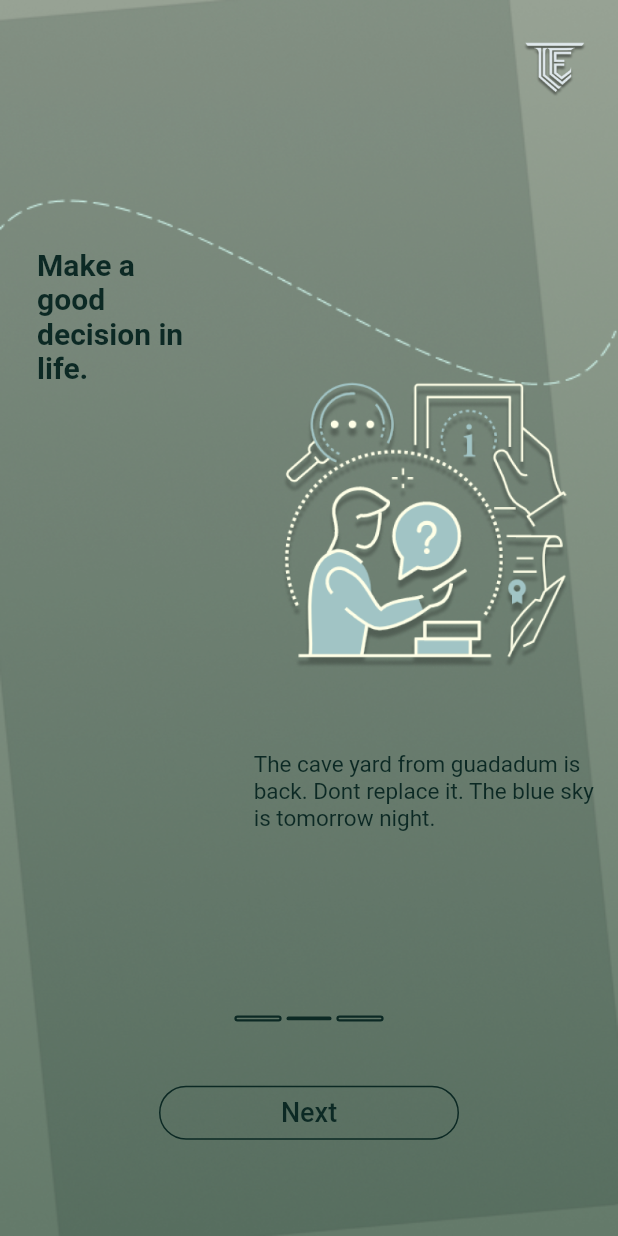
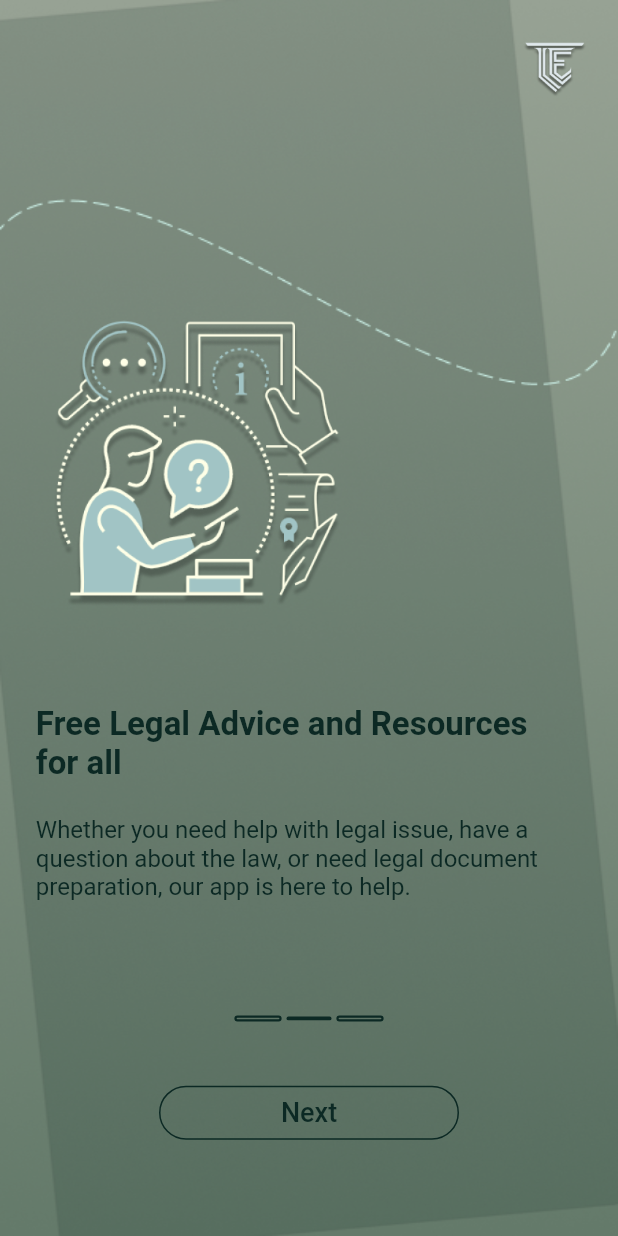
Before and after one commit to sev-n/Legal-Ease-Ius-Criminale, a Flutter app: the screen it shows after launch, after a tap on "Next", on a phone screen of 412 x 824 dp. Run offline on Flutter 3.47's test engine with Material 2 defaults, Android fonts, the phone set to English and light mode, and no system bars; drawn by our look-alikes of smooth_page_indicator; our stand-ins replace get; Roboto replaces fonts that are missing (Habibi, RobotoFlex).

Commit message:
welcome page updated

```diff
--- a/lib/src/home/welcome_screen.dart
+++ b/lib/src/home/welcome_screen.dart
@@ -78,7 +78,7 @@ class NextBtn extends StatelessWidget {
 
     return Align(
       alignment: const Alignment(0, 0.85),
-      child: Container(
+      child: SizedBox(
         width: 200,
         child: OutlinedButton(
           onPressed: () {
@@ -118,7 +118,7 @@ class GetStartedBtn extends StatelessWidget {
   Widget build(BuildContext context) {
     return Align(
       alignment: const Alignment(0, 0.85),
-      child: Container(
+      child: SizedBox(
         width: 200,
         child: ElevatedButton(
           onPressed: () {
--- a/lib/src/pages/welcome_pages/welcome_page_1.dart
+++ b/lib/src/pages/welcome_pages/welcome_page_1.dart
@@ -1,6 +1,5 @@
 import 'package:flutter/material.dart';
 
-// TODO: need to sort the text, its ugly.
 
 class WelcomePageOne extends StatelessWidget {
   const WelcomePageOne({super.key});
@@ -41,8 +40,8 @@ class WelcomePageOne extends StatelessWidget {
             child: Transform.rotate(
               angle: 0.066 * (3.14 / 180), // convert degrees to radians
               child: Container(
-                width: 200,
-                height: 210,
+                width: 180,
+                height: 190,
                 decoration: const BoxDecoration(
                   image: DecorationImage(
                       image: AssetImage('assets/welcomeScreen/image_1.png'),
@@ -53,25 +52,26 @@ class WelcomePageOne extends StatelessWidget {
           ),
           Positioned(
             top: screenHeight * 0.57,
-            left: screenWidth * 0.27,
+            left: screenWidth * 0.064,
             child: const Text(
-              "Great ideas come \n\t\t\t\t frome coffee.",
+              "Legal Ease Ius Criminale as your \ntrusted legal partner",
               style: TextStyle(
                 fontSize: 22,
                 fontFamily: "RobotoFlex",
-                fontWeight: FontWeight.bold,
+                fontWeight: FontWeight.w700,
                 color: Color(0xff0C2924),
               ),
             ),
           ),
           Positioned(
             top: screenHeight * 0.66,
-            left: screenWidth * 0.10,
+            left: screenWidth * 0.064,
             child: const Text(
-              "\t\tThe cave yard from guadadum is back. \nDont replace it. The blue sky is tomorrow \n\t\t\t\t\t\t\t\t\tnight. Make some refreshment.",
+              "Offers you a law consultation whom you may \ncontact privately for your legal matter.",
               style: TextStyle(
+                fontWeight: FontWeight.w400,
                 fontSize: 16,
-                fontFamily: "RobotoFlex",
+                fontFamily: "Habibi",
                 color: Color(0xff0C2924),
               ),
             ),
--- a/lib/src/pages/welcome_pages/welcome_page_2.dart
+++ b/lib/src/pages/welcome_pages/welcome_page_2.dart
@@ -1,6 +1,5 @@
 import 'package:flutter/material.dart';
 
-// TODO: need to sort the text, its ugly.
 
 class WelcomePageTwo extends StatelessWidget {
   const WelcomePageTwo({super.key});
@@ -37,8 +36,8 @@ class WelcomePageTwo extends StatelessWidget {
               ),
             ),
             Positioned(
-              top: screenHeight * 0.30,
-              right: screenWidth * 0.06,
+              top: screenHeight * 0.25,
+              left: screenWidth * 0.061,
               child: Container(
                 width: 210,
                 height: 210,
@@ -50,26 +49,27 @@ class WelcomePageTwo extends StatelessWidget {
               ),
             ),
             Positioned(
-              top: screenHeight * 0.20,
-              left: screenWidth * 0.06,
+            top: screenHeight * 0.57,
+            left: screenWidth *0.058,
             child: const Text(
-                "Make a \ngood \ndecision in \nlife.",
+              "Free Legal Advice and Resources \nfor all",
               style: TextStyle(
-                  fontWeight: FontWeight.bold,
-                  fontSize: 20,
+                fontSize: 22,
                 fontFamily: "RobotoFlex",
+                fontWeight: FontWeight.w700,
                 color: Color(0xff0C2924),
               ),
             ),
           ),
           Positioned(
-              top: screenHeight * 0.608,
-              right: screenWidth * 0.03,
+            top: screenHeight * 0.66,
+            left: screenWidth * 0.058,
             child: const Text(
-                "The cave yard from guadadum is \nback. Dont replace it. The blue sky \nis tomorrow night. ",
+              "Whether you need help with legal issue, have a \nquestion about the law, or need legal document \npreparation, our app is here to help.",
               style: TextStyle(
-                  fontSize: 15,
-                  fontFamily: "RobotoFlex",
+                fontWeight: FontWeight.w400,
+                fontSize: 16,
+                fontFamily: "Habibi",
                 color: Color(0xff0C2924),
               ),
             ),
--- a/lib/src/pages/welcome_pages/welcome_page_3.dart
+++ b/lib/src/pages/welcome_pages/welcome_page_3.dart
@@ -1,6 +1,5 @@
 import 'package:flutter/material.dart';
 
-// TODO: need to sort the text, its ugly.
 
 class WelcomePageThree extends StatelessWidget {
   const WelcomePageThree({super.key});
@@ -36,16 +35,13 @@ class WelcomePageThree extends StatelessWidget {
                 ),
               ),
             ),
-
-            // top: 170,
-            // left: 55,
             Positioned(
-              top: screenHeight * 0.23,
-              left: screenWidth * 0.15,
-              child: Transform.rotate(
-                angle: -0.120 * (3.14 / 180), // convert degrees to radians
+              //width 240 -> export 265
+              //height 205 -> export 300
+              top: screenHeight * 0.26,
+              left: screenWidth * 0.16,
               child: Container(
-                  width: 210,
+                width: 220,
                 height: 210,
                 decoration: const BoxDecoration(
                   image: DecorationImage(
@@ -55,36 +51,37 @@ class WelcomePageThree extends StatelessWidget {
                 ),
               ),
             ),
-            ),
-            // top: 375,
-            // right: 22,
             Positioned(
-              top: screenHeight * 0.49,
-              right: screenWidth * 0.06,
+            top: screenHeight * 0.57,
+            left: screenWidth * 0.097,
             child: const Text(
-                "\tGreat ideas \ncome frome \n\t\t\t\t\t\t\t\t\tcoffee.",
+              "A one tap app and pocketable \nlegal service for you",
+              textAlign: TextAlign.center,
               style: TextStyle(
-                  fontWeight: FontWeight.bold,
                 fontSize: 22,
                 fontFamily: "RobotoFlex",
-                  color:  Color(0xff0C2924),
+                fontWeight: FontWeight.bold,
+                color: Color(0xff0C2924),
               ),
             ),
           ),
-            // top: 485,
-            // right: 22,
-            Positioned(
-              top: screenHeight * 0.64,
-              right: screenWidth * 0.06,
-              child: const Text(
-                "The cave yard from guadadum is back. Dont \n\t\t\t\t\treplace it. The blue sky is tomorrow night. \n\t\t\t\t\t\t\t\t\t\t\t\t\t\t\t\t\t\t\t\t\t\t\t\t\t\t\t\t\t\t\t\t\t\t\tMake some refreshment.",
+          // top: screenHeight * 0.66,
+          // left: screenWidth * 0.097,
+          // TODO: need to fix alignment
+          const Align(
+            alignment: Alignment(0, 0.50),
+            child: Text(
+              "Designed to be easy to use and offers a range of \nlegal services, all accessible from the palm of \nyour hand.",
+              textAlign: TextAlign.center,
               style: TextStyle(
+                fontWeight: FontWeight.w400,
                 fontSize: 16,
-                  fontFamily: "RobotoFlex",
-                  color:  Color(0xff0C2924),
+                fontFamily: "Habibi",
+                color: Color(0xff0C2924),
               ),
             ),
           ),
+
           ],
         ),
       );
```
Also changed, not shown: assets/welcomeScreen/image_1.png, assets/welcomeScreen/image_3.png. Lines whose indentation alone changed are shown as unchanged.
